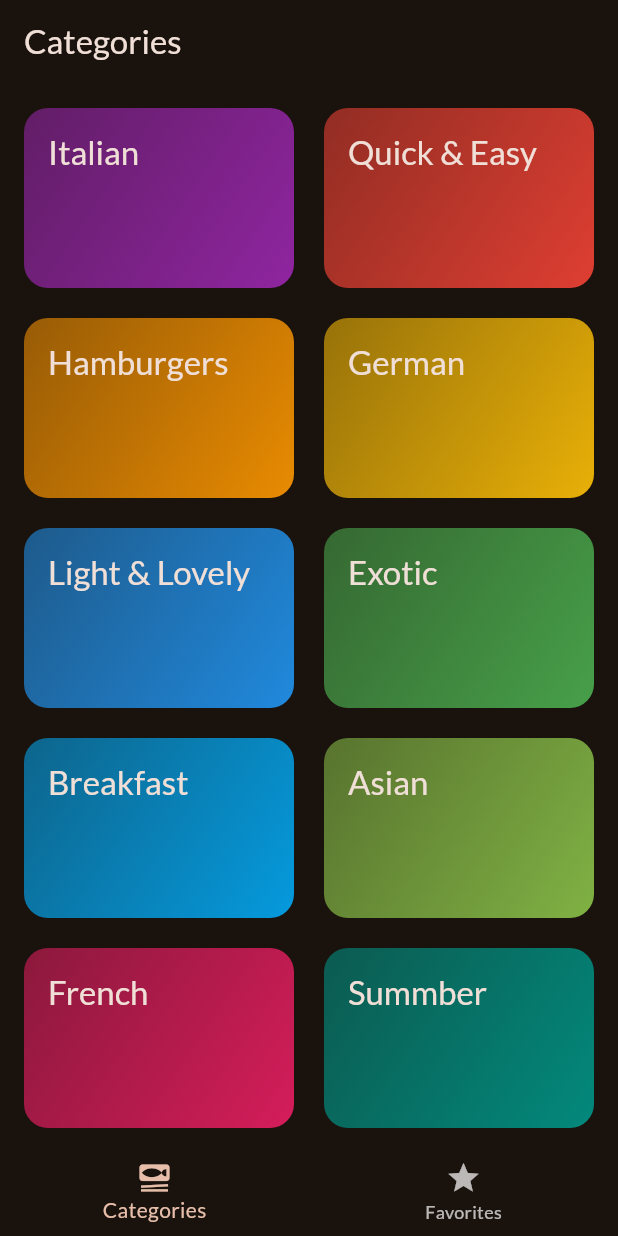
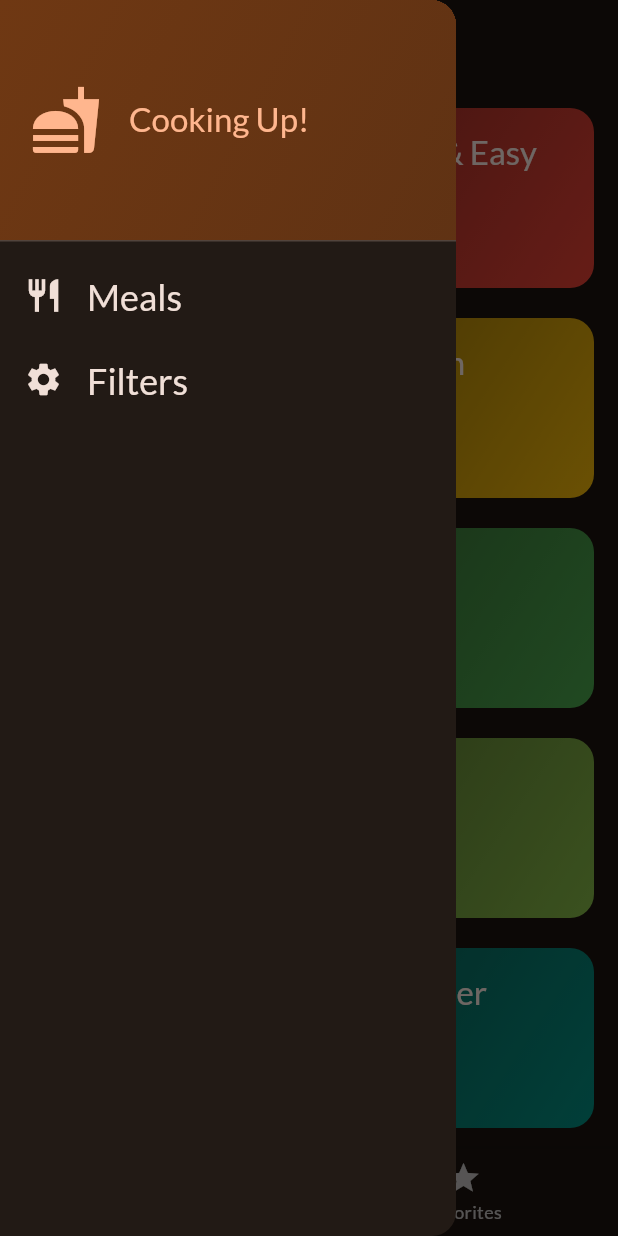
Before and after one commit to michaeltamsil/flutter_meal_app, a Flutter app: the screen it shows after launch, with the side drawer open (before the commit the screen has no drawer), on a phone screen of 412 x 824 dp. Run offline on Flutter 3.47's test engine with Material 2 defaults, Android fonts, the phone set to English and light mode, and no system bars; our stand-ins replace google_fonts, transparent_image.

Commit message:
168. Adding a side drawer

```diff
--- a/lib/screens/tabs.dart
+++ b/lib/screens/tabs.dart
@@ -2,6 +2,7 @@ import 'package:flutter/material.dart';
 import 'package:flutter_meal_app/models/meal.dart';
 import 'package:flutter_meal_app/screens/categories.dart';
 import 'package:flutter_meal_app/screens/meals.dart';
+import 'package:flutter_meal_app/widgets/main_drawer.dart';
 
 class TabsScreen extends StatefulWidget {
   const TabsScreen({super.key});
@@ -74,6 +75,7 @@ class _TabsScreenState extends State<TabsScreen> {
         currentIndex: _selectedPageIndex,
         onTap: _selectPage,
       ),
+      drawer: const MainDrawer(),
     );
   }
 }
--- /dev/null
+++ b/lib/widgets/main_drawer.dart
@@ -0,0 +1,79 @@
+import 'package:flutter/material.dart';
+
+class MainDrawer extends StatelessWidget {
+  const MainDrawer({super.key});
+
+  @override
+  Widget build(BuildContext context) {
+    return Drawer(
+      child: Column(
+        children: [
+          DrawerHeader(
+            decoration: BoxDecoration(
+              gradient: LinearGradient(
+                begin: Alignment.topLeft,
+                colors: [
+                  Theme.of(context).colorScheme.primaryContainer,
+                  Theme.of(context)
+                      .colorScheme
+                      .primaryContainer
+                      .withOpacity(.8),
+                ],
+                end: Alignment.bottomRight,
+              ),
+            ),
+            padding: const EdgeInsets.all(20),
+            child: Row(
+              children: [
+                Icon(
+                  Icons.fastfood,
+                  color: Theme.of(context).colorScheme.primary,
+                  size: 48,
+                ),
+                const SizedBox(
+                  width: 18,
+                ),
+                Text(
+                  "Cooking Up!",
+                  style: Theme.of(context).textTheme.titleLarge!.copyWith(
+                        color: Theme.of(context).colorScheme.primary,
+                      ),
+                ),
+              ],
+            ),
+          ),
+          ListTile(
+            leading: Icon(
+              Icons.restaurant,
+              color: Theme.of(context).colorScheme.onBackground,
+              size: 26,
+            ),
+            onTap: () {},
+            title: Text(
+              'Meals',
+              style: Theme.of(context).textTheme.titleLarge!.copyWith(
+                    color: Theme.of(context).colorScheme.onBackground,
+                    fontSize: 24,
+                  ),
+            ),
+          ),
+          ListTile(
+            leading: Icon(
+              Icons.settings,
+              color: Theme.of(context).colorScheme.onBackground,
+              size: 26,
+            ),
+            onTap: () {},
+            title: Text(
+              'Filters',
+              style: Theme.of(context).textTheme.titleLarge!.copyWith(
+                    color: Theme.of(context).colorScheme.onBackground,
+                    fontSize: 24,
+                  ),
+            ),
+          ),
+        ],
+      ),
+    );
+  }
+}
```
